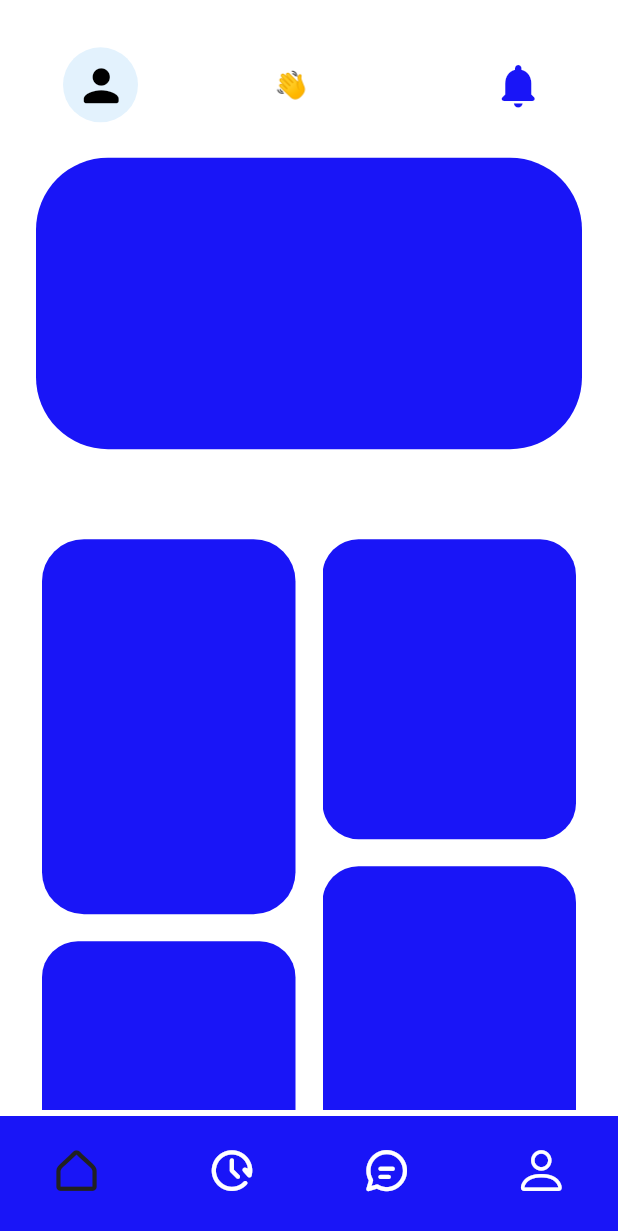
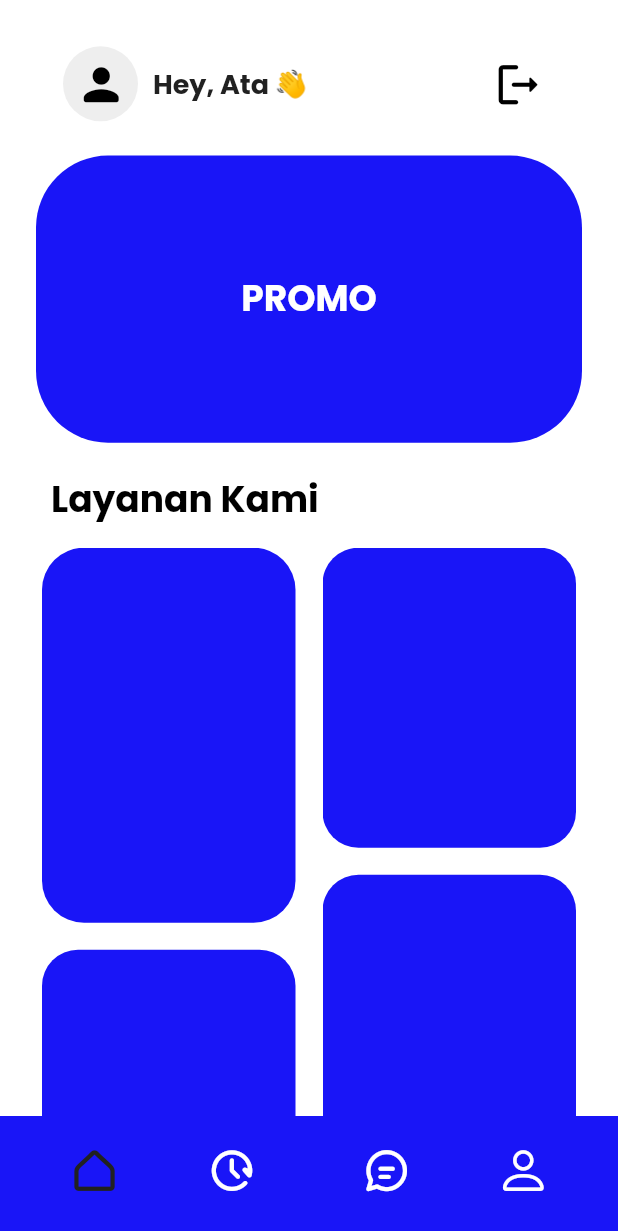
Before and after one commit to lugata/mosiga_user, a Flutter app: the MainScreen screen opened directly, on a phone screen of 412 x 824 dp. Shown: the top 1231 px of the screen. Run offline on Flutter 3.47's test engine with Material 2 defaults, Android fonts, the light colour scheme and no system bars; our stand-ins replace email_validator, firebase_auth, firebase_core, firebase_database, flutter_svg, fluttertoast; accounts and stored records are empty.

Commit message:
Logout di atas

```diff
--- a/lib/screens/login_screen.dart
+++ b/lib/screens/login_screen.dart
@@ -34,7 +34,11 @@ class _LoginScreenState extends State<LoginScreen> {
 
         await Fluttertoast.showToast(msg: "Berhasil Masuk");
         Navigator.pushReplacement(
-            context, MaterialPageRoute(builder: (c) => const MainScreen()));
+          context,
+          MaterialPageRoute(
+            builder: (c) => const MainScreen(),
+          ),
+        );
       }).catchError((error) {
         // Tangkap dan tangani kesalahan yang terjadi
         Fluttertoast.showToast(msg: "Email atau Password Salah");
--- a/lib/screens/main_page.dart
+++ b/lib/screens/main_page.dart
@@ -1,6 +1,9 @@
 import 'package:flutter/material.dart';
 import 'package:mosiga_users/presentation/nav_icons_icons.dart';
 import 'package:mosiga_users/theme/theme.dart';
+
+import '../global/global.dart';
+import 'login_screen.dart';
 
 class MainScreen extends StatefulWidget {
   const MainScreen({super.key});
@@ -16,6 +19,14 @@ class _MainScreenState extends State<MainScreen> {
     setState(() {
       _selectedIndex = index;
     });
+  }
+
+  void _logout() async {
+    await firebaseAuth.signOut();
+    Navigator.pushReplacement(
+      context,
+      MaterialPageRoute(builder: (context) => const LoginScreen()),
+    );
   }
 
   @override
@@ -54,8 +65,9 @@ class _MainScreenState extends State<MainScreen> {
                                   width: 50,
                                   height: 50,
                                   decoration: BoxDecoration(
-                                    color:
-                                        Theme.of(context).secondaryHeaderColor,
+                                    color: darkTheme
+                                        ? Colors.black
+                                        : Colors.grey.shade200,
                                     shape: BoxShape.circle,
                                   ),
                                   child: IconButton(
@@ -78,7 +90,9 @@ class _MainScreenState extends State<MainScreen> {
                                   'Hey, Ata 👋',
                                   style: TextStyle(
                                     fontFamily: 'Poppins',
-                                    color: Colors.white,
+                                    color: darkTheme
+                                        ? Colors.white
+                                        : Colors.grey.shade900,
                                     fontSize: 18,
                                     fontWeight: FontWeight.w600,
                                   ),
@@ -92,14 +106,14 @@ class _MainScreenState extends State<MainScreen> {
                                   ),
                                   child: IconButton(
                                     icon: Icon(
-                                      Icons.notifications_rounded,
+                                      Icons.logout_rounded,
                                       color: darkTheme
-                                          ? Colors.amber.shade400
-                                          : primary,
+                                          ? Colors.white
+                                          : Colors.black,
                                       size: 35,
                                     ),
                                     onPressed: () {
-                                      print('IconButton pressed ...');
+                                      _logout();
                                     },
                                   ),
                                 ),
@@ -130,6 +144,19 @@ class _MainScreenState extends State<MainScreen> {
                                         : primary,
                                     borderRadius: BorderRadius.circular(48),
                                   ),
+                                  child: Center(
+                                    child: Text(
+                                      "PROMO",
+                                      style: TextStyle(
+                                        fontFamily: 'Poppins',
+                                        color: darkTheme
+                                            ? Colors.black
+                                            : Colors.white,
+                                        fontSize: 24,
+                                        fontWeight: FontWeight.w600,
+                                      ),
+                                    ),
+                                  ),
                                 ),
                               ),
                             ),
@@ -138,9 +165,9 @@ class _MainScreenState extends State<MainScreen> {
                       ),
                     ),
                     SizedBox(
-                      height: 10,
+                      height: 20,
                     ),
-                    const Align(
+                    Align(
                       alignment: Alignment.center,
                       child: Row(
                         mainAxisSize: MainAxisSize.max,
@@ -154,7 +181,7 @@ class _MainScreenState extends State<MainScreen> {
                             'Layanan Kami',
                             style: TextStyle(
                               fontFamily: 'Poppins',
-                              color: Colors.white,
+                              color: darkTheme ? Colors.white : Colors.black,
                               fontSize: 24,
                               fontWeight: FontWeight.w600,
                             ),
@@ -168,7 +195,7 @@ class _MainScreenState extends State<MainScreen> {
                     Expanded(
                       flex: 4,
                       child: Padding(
-                        padding: const EdgeInsets.all(4.0),
+                        padding: const EdgeInsets.fromLTRB(4, 4, 4, 0),
                         child: Row(
                           mainAxisSize: MainAxisSize.max,
                           mainAxisAlignment: MainAxisAlignment.spaceAround,
@@ -293,10 +320,14 @@ class _MainScreenState extends State<MainScreen> {
         ),
         bottomNavigationBar: SizedBox(
           height: 80,
+          child: Container(
             child: BottomNavigationBar(
               items: const <BottomNavigationBarItem>[
                 BottomNavigationBarItem(
-                icon: Icon(NavIcons.homeoutlined),
+                  icon: Padding(
+                    padding: EdgeInsets.only(left: 24),
+                    child: Icon(NavIcons.homeoutlined),
+                  ),
                   label: 'Home',
                 ),
                 BottomNavigationBarItem(
@@ -308,7 +339,10 @@ class _MainScreenState extends State<MainScreen> {
                   label: 'Chat',
                 ),
                 BottomNavigationBarItem(
-                icon: Icon(NavIcons.orang),
+                  icon: Padding(
+                    padding: EdgeInsets.only(right: 24),
+                    child: Icon(NavIcons.orang),
+                  ),
                   label: 'Profile',
                 ),
               ],
@@ -319,13 +353,15 @@ class _MainScreenState extends State<MainScreen> {
               showUnselectedLabels: false,
               elevation: 0,
               currentIndex: _selectedIndex,
-            selectedItemColor: darkTheme ? Colors.white : Colors.grey.shade900,
+              selectedItemColor:
+                  darkTheme ? Colors.white : Colors.grey.shade900,
               unselectedItemColor:
                   darkTheme ? Colors.grey.shade900 : Colors.white,
               onTap: _onItemTapped,
             ),
           ),
         ),
+      ),
     );
   }
 }
```
Lines whose indentation alone changed are shown as unchanged.
